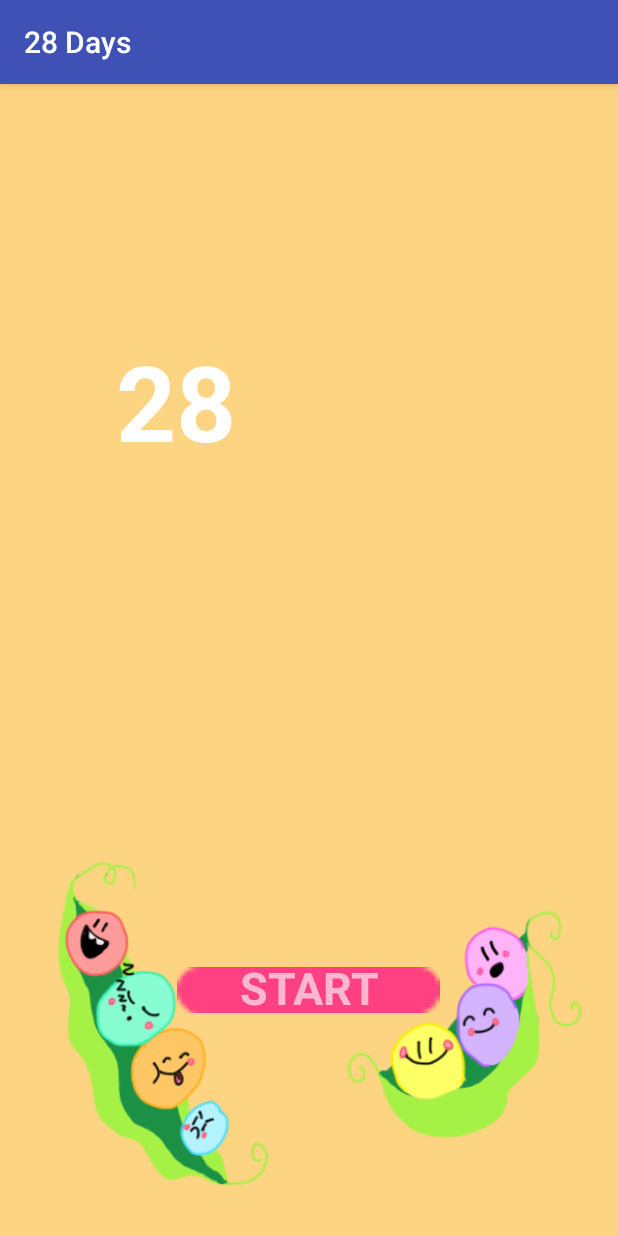
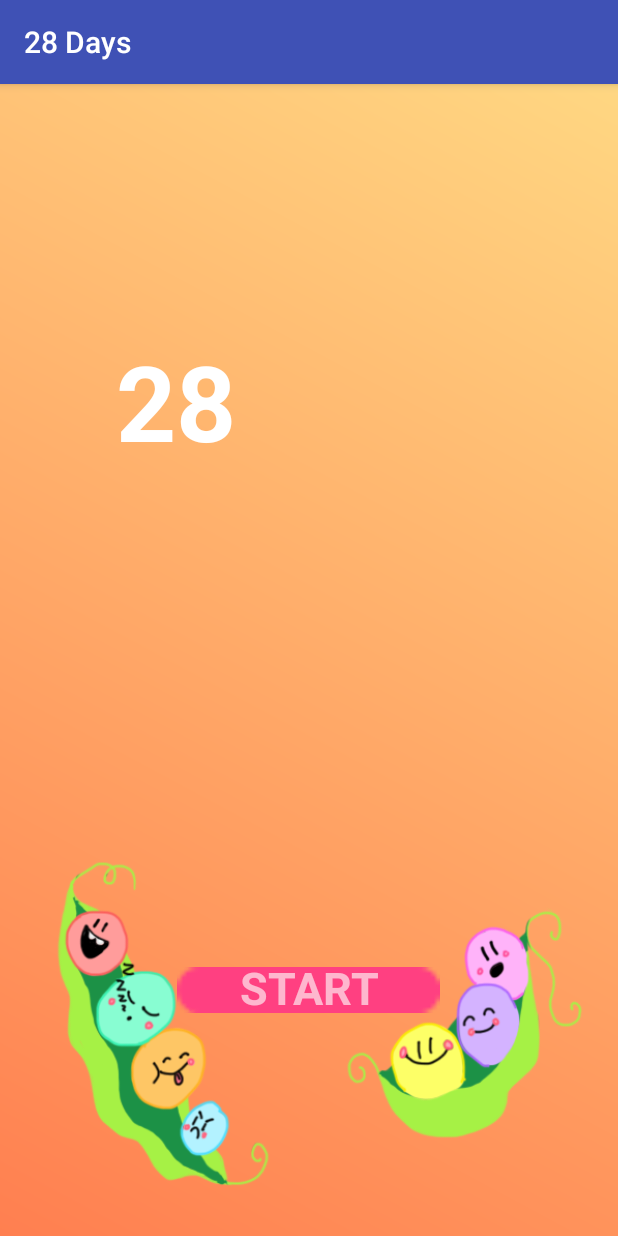
Before and after one commit to Alying/28-Days, an Android app: the screen it shows after launch (MainActivity), on a phone screen of 412 x 824 dp. Run offline under Robolectric (Android 15) with nearby library versions, the phone set to English and light mode, and no system bars; Roboto replaces fonts that are not available here.

Commit message:
Changed background

```diff
--- /dev/null
+++ b/app/src/main/res/drawable-hdpi/gradient.xml
@@ -0,0 +1,8 @@
+<?xml version="1.0" encoding="utf-8"?>
+<shape xmlns:android="http://schemas.android.com/apk/res/android"
+    android:shape="rectangle">
+    <gradient
+        android:endColor="#ffd782"
+        android:startColor="#FF7F50"
+        android:angle="45"/>
+</shape>
--- a/app/src/main/res/layout/activity_main.xml
+++ b/app/src/main/res/layout/activity_main.xml
@@ -7,7 +7,7 @@
         android:layout_height="match_parent"
         android:layout_alignParentStart="true"
         android:layout_alignParentTop="true"
-        android:background="#fdd481"
+        android:background="@drawable/gradient"
         tools:context=".MainActivity"
         android:layout_alignParentLeft="true">
 
--- a/app/src/main/res/layout/activity_second.xml
+++ b/app/src/main/res/layout/activity_second.xml
@@ -4,7 +4,7 @@
     xmlns:tools="http://schemas.android.com/tools"
     android:layout_width="match_parent"
     android:layout_height="match_parent"
-    android:background="#ffd782"
+    android:background="@drawable/gradient"
     tools:context=".SecondActivity">
 
     <TextView
```
